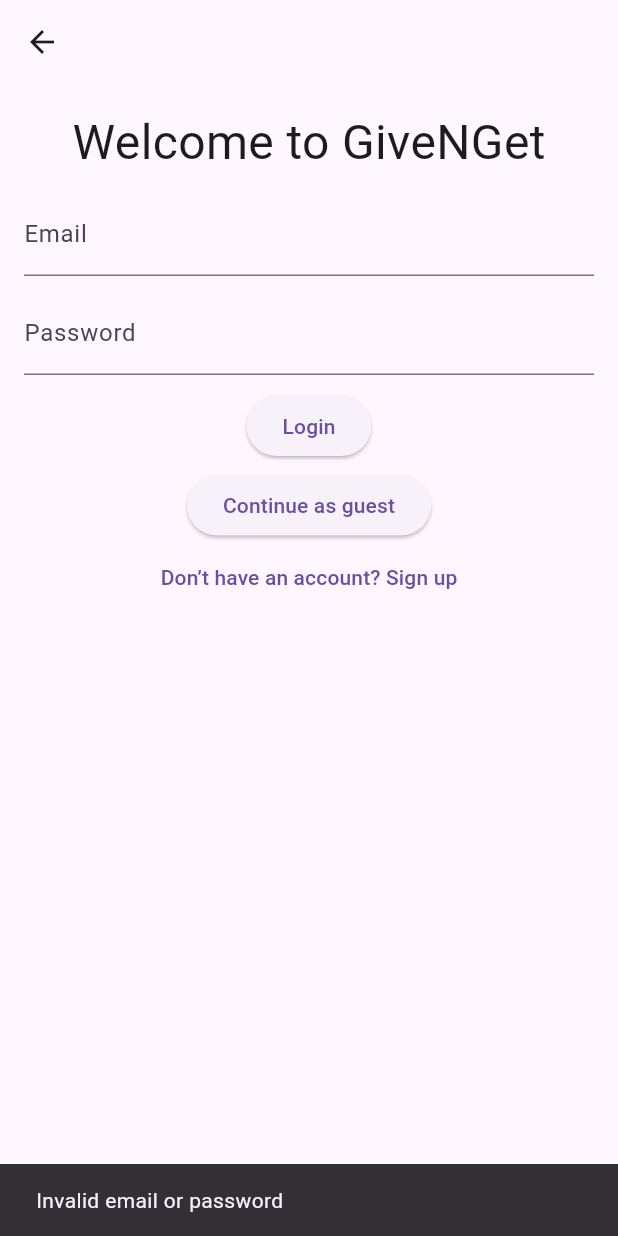
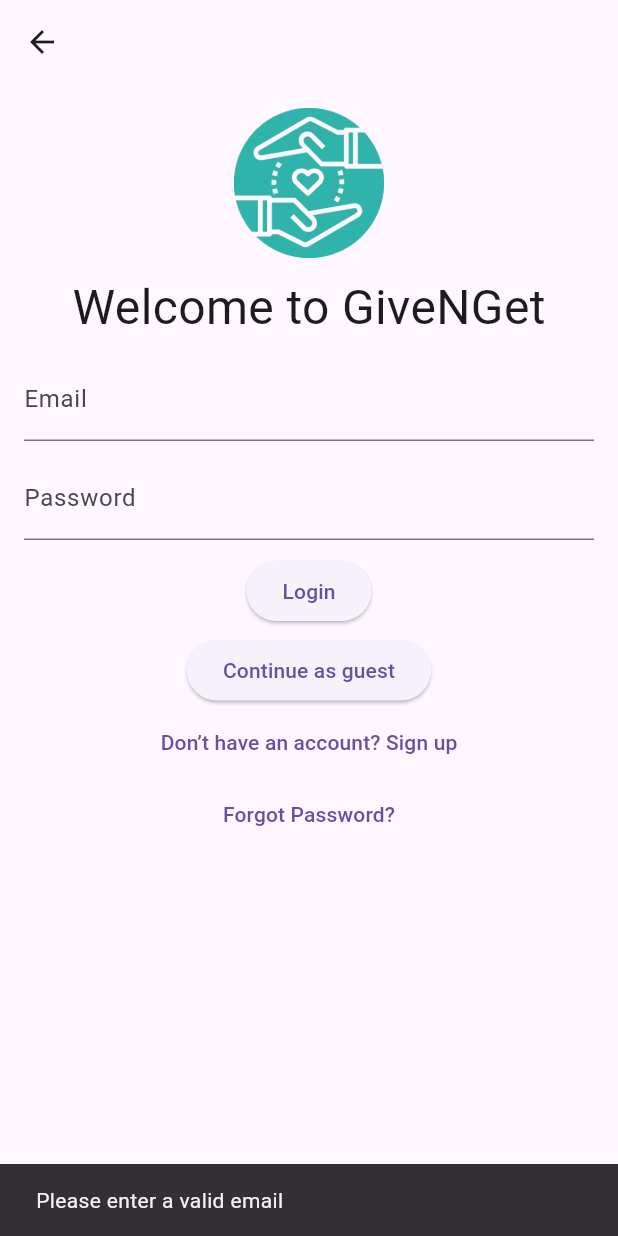
Before and after one commit to Aaronarphaxad/GiveNGet, a Flutter app: the ProfileScreen screen opened directly, after a tap on "Logout", after a tap on "Login", on a phone screen of 412 x 824 dp. Run offline on Flutter 3.47's test engine with Material 3 defaults, Android fonts, the light colour scheme and no system bars; our stand-ins replace shared_preferences, smooth_page_indicator; accounts and stored records are empty; network calls fail.

```diff
--- a/lib/screens/auth/auth_service.dart
+++ b/lib/screens/auth/auth_service.dart
@@ -1,24 +1,61 @@
 import 'package:shared_preferences/shared_preferences.dart';
 
 class AuthService {
-  static Future<void> saveCredentials(String email, String password, String userStatus) async {
+  // Key for storing users in SharedPreferences
+  static const String _usersKey = 'users';
+
+  static Future<void> saveUserDetails({
+    required String firstName,
+    required String lastName,
+    required String email,
+    required String phone,
+    required String password,
+    required String userStatus,
+  })
+
+  async {
     final prefs = await SharedPreferences.getInstance();
-    await prefs.setString('email', email);
-    await prefs.setString('password', password);
-    await prefs.setString('userStatus', userStatus);  // Save the user status
+    final users = prefs.getStringList(_usersKey) ?? [];
+
+    final user = {
+      'firstName': firstName,
+      'lastName': lastName,
+      'email': email,
+      'phone': phone,
+      'password': password,
+      'userStatus': userStatus,
+    };
+
+    final userJson = user.entries.map((e) => '${e.key}:${e.value}').join(',');
+
+    users.add(userJson);
+
+    await prefs.setStringList(_usersKey, users);
   }
 
-  static Future<Map<String, String?>> getCredentials() async {
+  static Future<Map<String, String>?> getUserByEmail(String email) async {
     final prefs = await SharedPreferences.getInstance();
-    return {
-      'email': prefs.getString('email'),
-      'password': prefs.getString('password'),
-      'userStatus': prefs.getString('userStatus'),  // Fetch user status
-    };
+    final users = prefs.getStringList(_usersKey) ?? [];
+
+    for (final userJson in users) {
+      final user = userJson.split(',').map((e) {
+        final parts = e.split(':');
+        return MapEntry(parts[0], parts[1]);
+      }).toList().fold<Map<String, String>>({}, (map, entry) {
+        map[entry.key] = entry.value;
+        return map;
+      });
+
+      if (user['email'] == email) {
+        return user;
+      }
+    }
+
+    return null;
   }
 
   static Future<bool> authenticate(String email, String password) async {
-    final credentials = await getCredentials();
-    return credentials['email'] == email && credentials['password'] == password;
+    final user = await getUserByEmail(email);
+    return user != null && user['password'] == password;
   }
 }
--- a/lib/screens/auth/login_screen.dart
+++ b/lib/screens/auth/login_screen.dart
@@ -1,6 +1,8 @@
 import 'package:flutter/material.dart';
+import 'package:shared_preferences/shared_preferences.dart';
 import 'auth_service.dart';
 import 'signup_screen.dart';
+import 'password_screen.dart';
 import '../home/explore_screen.dart';
 
 class LoginScreen extends StatefulWidget {
@@ -17,40 +19,90 @@
   void _login() async {
     final email = _emailController.text;
     final password = _passwordController.text;
+    final emailRegex = RegExp(
+      r'^[a-zA-Z0-9._%+-]+@[a-zA-Z0-9.-]+\.[a-zA-Z]{2,}$',
+    );
 
+    // Admin login
     if (email == 'admin' && password == 'admin') {
-      await AuthService.saveCredentials(email, password, 'admin');  // Save as admin
+      await AuthService.saveUserDetails(
+        firstName: 'Admin',
+        lastName: 'User',
+        email: email,
+        phone: 'N/A',
+        password: password,
+        userStatus: 'admin',
+      );
       Navigator.pushReplacement(
         context,
         MaterialPageRoute(builder: (context) => const ExploreScreen()),
       );
-    } else if (await AuthService.authenticate(email, password)) {
-      await AuthService.saveCredentials(email, password, 'user');  // Save as regular user
+    }
+    // Validate email
+    else if (email.isEmpty || !emailRegex.hasMatch(email)) {
+      ScaffoldMessenger.of(context).showSnackBar(
+        const SnackBar(
+          content: Text('Please enter a valid email'),
+          duration: Duration(seconds: 2),
+        ),
+      );
+      return;
+    }
+
+    // Regular user login
+    if (await AuthService.authenticate(email, password)) {
+      final prefs = await SharedPreferences.getInstance();
+      await prefs.setString('currentUserEmail', email);
       Navigator.pushReplacement(
         context,
         MaterialPageRoute(builder: (context) => const ExploreScreen()),
       );
-    } else {
+    }
+    // Invalid credentials
+    else {
       ScaffoldMessenger.of(context).showSnackBar(
-        const SnackBar(content: Text('Invalid email or password'),
-        duration: const Duration(seconds: 2),),
+        const SnackBar(
+          content: Text('Invalid email or password'),
+          duration: Duration(seconds: 2),
+        ),
       );
     }
+  }
+
+  void _continueAsGuest() async {
+    await AuthService.saveUserDetails(
+      firstName: 'Guest',
+      lastName: 'User',
+      email: 'guest@test.com',
+      phone: 'N/A',
+      password: 'N/A',
+      userStatus: 'guest',
+    );
+    Navigator.pushReplacement(
+      context,
+      MaterialPageRoute(builder: (context) => const ExploreScreen()),
+    );
   }
 
   @override
   Widget build(BuildContext context) {
     return Scaffold(
       appBar: AppBar(
-        // title: const Text('Login'),
       ),
-      body: Padding(
+      body: SingleChildScrollView(
+        child: Padding(
           padding: const EdgeInsets.all(16.0),
           child: Column(
             children: [
               Column(
                 mainAxisAlignment: MainAxisAlignment.center,
                 children: [
+                  Image.asset(
+                    'assets/images/givenget_icon.png',
+                    height: 100,
+                    width: 100,
+                  ),
+                  const SizedBox(height: 10,),
                   const Text(
                     'Welcome to GiveNGet',
                     style: TextStyle(fontSize: 32),
@@ -75,15 +127,9 @@
               ),
               const SizedBox(height: 5),
               ElevatedButton(
-              onPressed: (){
-                Navigator.push(
-                  context,
-                  MaterialPageRoute(builder: (context) => const ExploreScreen()),
-                );
-              },
-              child: const Text('Continue as guest')
+                onPressed: _continueAsGuest,
+                child: const Text('Continue as guest'),
               ),
-            // const SizedBox(height: 20),
               TextButton(
                 onPressed: () {
                   Navigator.push(
@@ -93,64 +139,19 @@
                 },
                 child: const Text('Don’t have an account? Sign up'),
               ),
+              TextButton(
+                onPressed: () {
+                  Navigator.push(
+                    context,
+                    MaterialPageRoute(builder: (context) => const ForgotPasswordScreen()),
+                  );
+                },
+                child: const Text('Forgot Password?'),
+              ),
             ],
+          ),
         ),
       ),
     );
   }
 }
-
-// import 'package:flutter/material.dart';
-// import 'package:shared_preferences/shared_preferences.dart';
-// import 'package:givenget/screens/auth/signup_screen.dart';
-// import '../home/explore_screen.dart';
-//
-// class LoginScreen extends StatelessWidget {
-//   const LoginScreen({super.key});
-//
-//   @override
-//   Widget build(BuildContext context) {
-//     return Scaffold(
-//       appBar: AppBar(
-//         title: const Text('Login'),
-//       ),
-//       body: Padding(
-//         padding: const EdgeInsets.all(16.0),
-//         child: Column(
-//           children: [
-//             TextFormField(
-//               decoration: const InputDecoration(labelText: 'Email'),
-//             ),
-//             const SizedBox(height: 20),
-//             TextFormField(
-//               obscureText: true,
-//               decoration: const InputDecoration(labelText: 'Password'),
-//             ),
-//             const SizedBox(height: 40),
-//             ElevatedButton(
-//               onPressed: () {
-//                 // Navigate to the Home Screen (Explore)
-//                 Navigator.pushReplacement(
-//                   context,
-//                   MaterialPageRoute(builder: (context) => const ExploreScreen()),
-//                 );
-//               },
-//               child: const Text('Login'),
-//             ),
-//             const SizedBox(height: 20),
-//             TextButton(
-//               onPressed: () {
-//                 // Navigate to the Signup Screen
-//                 Navigator.push(
-//                   context,
-//                   MaterialPageRoute(builder: (context) => const SignupScreen()),
-//                 );
-//               },
-//               child: const Text('Don’t have an account? Sign up'),
-//             ),
-//           ],
-//         ),
-//       ),
-//     );
-//   }
-// }
--- a/lib/screens/home/profile_screen.dart
+++ b/lib/screens/home/profile_screen.dart
@@ -1,6 +1,7 @@
 import 'package:flutter/material.dart';
 import 'package:shared_preferences/shared_preferences.dart';
 import '../auth/login_screen.dart';
+import '../auth/auth_service.dart';
 
 class ProfileScreen extends StatefulWidget {
   const ProfileScreen({super.key});
@@ -11,7 +12,10 @@
 
 class _ProfileScreenState extends State<ProfileScreen> {
   String _userStatus = 'guest';
-  String _userName = 'Guest';
+  String _firstName = 'Guest';
+  String _lastName = '';
+  String _email = '';
+  String _phone = '';
 
   @override
   void initState() {
@@ -22,22 +26,34 @@
   // Load user data from SharedPreferences
   _loadUserData() async {
     final prefs = await SharedPreferences.getInstance();
+    final email = prefs.getString('currentUserEmail') ?? '';
+
+    if (email.isNotEmpty) {
+      final user = await AuthService.getUserByEmail(email);
+      if (user != null) {
         setState(() {
-      _userStatus = prefs.getString('userStatus') ?? 'guest'; // Get user status
-      _userName = prefs.getString('email') ?? 'Guest'; // Get user email (or username)
+          _firstName = user['firstName'] ?? 'Guest';
+          _lastName = user['lastName'] ?? '';
+          _email = user['email'] ?? '';
+          _phone = user['phone'] ?? '';
+          _userStatus = user['userStatus'] ?? 'guest';
         });
+      }
+    }
   }
 
   @override
   Widget build(BuildContext context) {
     return Scaffold(
       appBar: AppBar(
-        automaticallyImplyLeading: false, // Remove the back button
+        automaticallyImplyLeading: false,
         title: const Text('Profile'),
       ),
-      body: Padding(
+      body: Center(
+        child: Padding(
           padding: const EdgeInsets.all(16.0),
           child: Column(
+            mainAxisAlignment: MainAxisAlignment.center,
             children: [
               const CircleAvatar(
                 radius: 50,
@@ -45,20 +61,20 @@
               ),
               const SizedBox(height: 20),
               Text(
-              _userName, // Display the username or guest
+                '$_firstName $_lastName',
                 style: const TextStyle(fontSize: 24, fontWeight: FontWeight.bold),
               ),
               const SizedBox(height: 10),
-            Text(_userStatus), // Display whether the user is admin, user, or guest
+              Text(_email),
+              const SizedBox(height: 10),
+              Text(_phone),
+              const SizedBox(height: 10),
+              Text(_userStatus),
               const SizedBox(height: 40),
               ElevatedButton(
-              onPressed: () {
-                // Clear stored data and navigate back to the login screen
-                SharedPreferences.getInstance().then((prefs) {
-                  prefs.remove('userStatus');
-                  prefs.remove('email');
-                  prefs.remove('password');
-                });
+                onPressed: () async {
+                  final prefs = await SharedPreferences.getInstance();
+                  await prefs.remove('currentUserEmail');
                   Navigator.pushReplacement(
                     context,
                     MaterialPageRoute(
@@ -71,56 +87,7 @@
             ],
           ),
         ),
+      ),
     );
   }
 }
-
-
-
-// import 'package:flutter/material.dart';
-// import '../auth/login_screen.dart';
-//
-// class ProfileScreen extends StatelessWidget {
-//   const ProfileScreen({super.key});
-//
-//   @override
-//   Widget build(BuildContext context) {
-//     return Scaffold(
-//       appBar: AppBar(
-//         automaticallyImplyLeading: false, // Remove the back button
-//         title: const Text('Profile'),
-//       ),
-//       body: Padding(
-//         padding: const EdgeInsets.all(16.0),
-//         child: Column(
-//           children: [
-//             const CircleAvatar(
-//               radius: 50,
-//               child: Icon(Icons.person, size: 50),
-//             ),
-//             const SizedBox(height: 20),
-//             const Text(
-//               'John Doe', // Placeholder name
-//               style: TextStyle(fontSize: 24, fontWeight: FontWeight.bold),
-//             ),
-//             const SizedBox(height: 10),
-//             const Text('johndoe@example.com'), // Placeholder email
-//             const SizedBox(height: 40),
-//             ElevatedButton(
-//               onPressed: () {
-//                 // Navigate back to the Login Screen
-//                 Navigator.pushReplacement(
-//                   context,
-//                   MaterialPageRoute(
-//                     builder: (context) => const LoginScreen(),
-//                   ),
-//                 );
-//               },
-//               child: const Text('Logout'),
-//             ),
-//           ],
-//         ),
-//       ),
-//     );
-//   }
-// }
--- a/pubspec.yaml
+++ b/pubspec.yaml
@@ -11,6 +11,7 @@
     sdk: flutter
   shared_preferences: ^2.5.2
   flutter_launcher_icons: ^0.14.3
+  smooth_page_indicator: ^1.2.1
 
 dev_dependencies:
   flutter_test:
```
Also changed, not shown: lib/screens/auth/password_screen.dart (added, +77 -0 lines), lib/screens/auth/signup_screen.dart (+96 -70 lines), lib/screens/intro_screen.dart (+119 -39 lines), pubspec.lock. Lines whose indentation alone changed are shown as unchanged.
